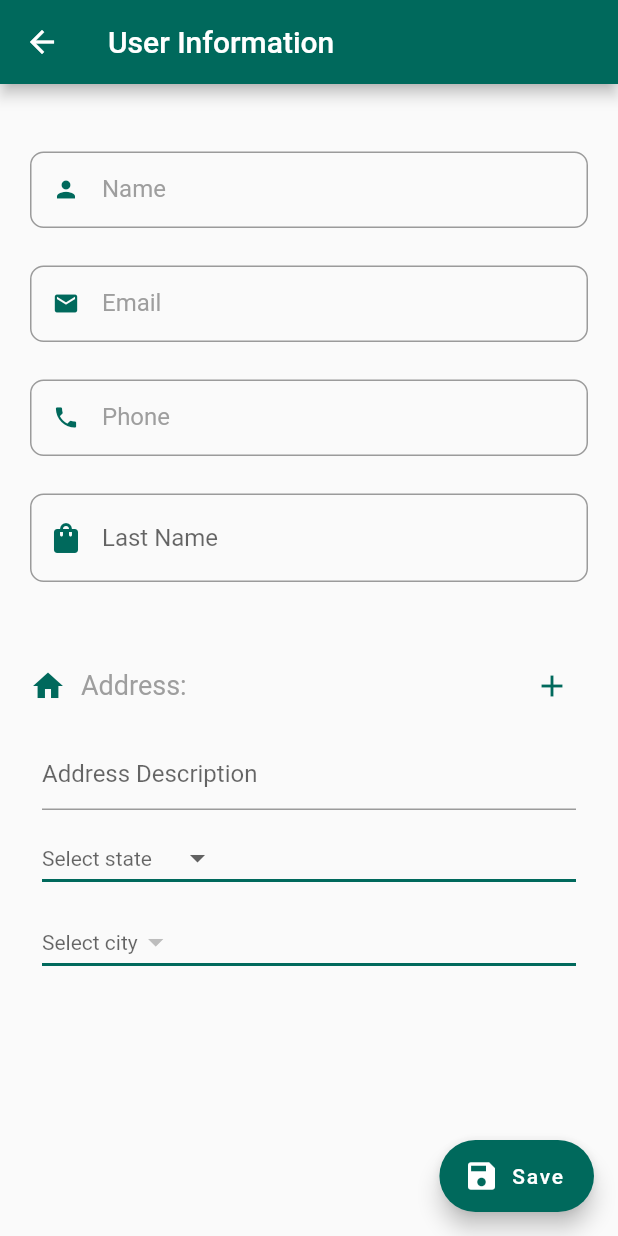
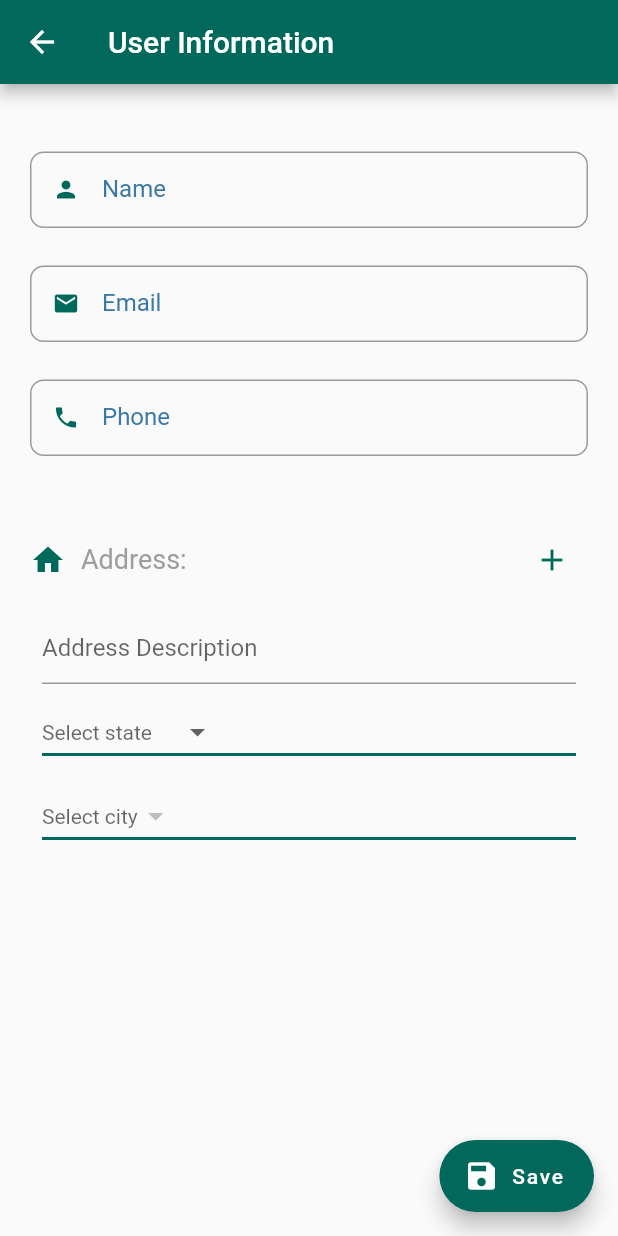
Before and after one commit to Reem395/ITI_NewShopApp_Graduation, a Flutter app: the UserFullInfo screen opened directly, on a phone screen of 412 x 824 dp. Run offline on Flutter 3.47's test engine with Material 2 defaults, Android fonts, the phone set to English and light mode, and no system bars; our stand-ins replace bloc, cloud_firestore, conditional_builder_null_safety, dio, firebase_auth, firebase_core and 6 more; missing offline and left inert: flutter_facebook_auth; accounts and stored records are empty.

Commit message:
main edited

```diff
--- a/lib/ViewModels/Components.dart
+++ b/lib/ViewModels/Components.dart
@@ -10,16 +10,16 @@ Widget defaultTextFormField(
     {@required String? label,
     @required TextEditingController? controller,
     @required String? Function(String?)? validate,
-    @required Function()? onTap,
-    @required FocusNode? myFocusNode,
+    // @required Function()? onTap,
+    // @required FocusNode? myFocusNode,
     IconData? prefix,
     IconData? suffix,
     TextInputType? keyboard,
     bool password = false,
-    double borderRaduis=0,
+    double borderRaduis = 0,
     Function()? changePassword,
     Function()? onEditingComplate,
-
+    Color? labelColor,
     bool readOnly = false}) {
   return TextFormField(
     keyboardType: keyboard,
@@ -28,27 +28,35 @@ Widget defaultTextFormField(
     obscureText: password,
     readOnly: readOnly,
     onEditingComplete: onEditingComplate,
-    focusNode: myFocusNode,
+    // focusNode: myFocusNode,
     cursorColor: defaultColor,
     decoration: InputDecoration(
       fillColor: Colors.grey[200],
-      focusedBorder: OutlineInputBorder(borderSide: BorderSide(color: defaultColor)),
+      focusedBorder:
+          OutlineInputBorder(borderSide: BorderSide(color: defaultColor)),
       isDense: true,
-      // label: Text(label!),
       labelText: label,
-       labelStyle: TextStyle(
-        color: myFocusNode!.hasFocus ? defaultColor : Colors.grey
+      //  labelStyle: TextStyle(
+      //   color: myFocusNode!.hasFocus ? defaultColor : Colors.grey
+      // ),
+      prefixIcon: Icon(
+        prefix,
+        color: defaultColor,
       ),
-      prefixIcon: Icon(prefix,color: defaultColor,),
       suffixIcon: GestureDetector(
-        child: Icon(suffix,color: defaultColor,),
+        child: Icon(
+          suffix,
+          color: defaultColor,
+        ),
         onTap: changePassword,
       ),
-      border:
-          OutlineInputBorder(borderSide: BorderSide(color: defaultColor,),
+      border: OutlineInputBorder(
+          borderSide: BorderSide(
+            color: defaultColor,
+          ),
           borderRadius: BorderRadius.all(Radius.circular(borderRaduis))),
     ),
-    onTap: onTap,
+    // onTap: onTap,
   );
 }
 
@@ -94,7 +102,6 @@ Future<dynamic> navigateAndReplace(BuildContext context, Widget screen) {
       context, MaterialPageRoute(builder: (context) => screen));
 }
 
-
 /*Widget buildBanner(ShopHomeModel? homeModel) {
   return Padding(
     padding: const EdgeInsets.only(top: 20),
@@ -111,7 +118,7 @@ Future<dynamic> navigateAndReplace(BuildContext context, Widget screen) {
   );
 }*/
 
- //Widget buildCatItem(BuildContext context, int index) {
+//Widget buildCatItem(BuildContext context, int index) {
 //   return Row(
 //     children: [Image(image: NetworkImage(ShopCubit.get(context).categoryModel!.data.data[index].image),
 //       fit: BoxFit.cover,
@@ -127,7 +134,6 @@ Future<dynamic> navigateAndReplace(BuildContext context, Widget screen) {
 //     ],
 //   );
 // }
-
 
 /*ListView buildSearchList(SearchModel model, bool favColor) {
   return ListView.separated(
@@ -185,7 +191,7 @@ Future<dynamic> navigateAndReplace(BuildContext context, Widget screen) {
                               decoration: TextDecoration.lineThrough),
                         ),
                       Spacer(),
-                      *//*IconButton(
+                      */ /*IconButton(
                             onPressed: () {
                               favColor = !favColor;
                               ShopCubit.get(context).changeFavourites(
@@ -198,7 +204,7 @@ Future<dynamic> navigateAndReplace(BuildContext context, Widget screen) {
                                     ? Icons.favorite
                                     : Icons.favorite_outline),
                             color: Colors.red,
-                          ),*//*
+                          ),*/ /*
                     ],
                   )
                 ],
@@ -227,7 +233,7 @@ AppBar ShopSearchAppbar(context) {
     actions: [
       IconButton(
           onPressed: () {
-           // navigateTo(context, SearchScreen());
+            // navigateTo(context, SearchScreen());
           },
           icon: const Icon(Icons.search))
     ],
--- a/lib/Views/UserScreens/UserFullInfo.dart
+++ b/lib/Views/UserScreens/UserFullInfo.dart
@@ -1,5 +1,6 @@
 import 'package:flutter/cupertino.dart';
 import 'package:flutter/material.dart';
+import 'package:shop_app/Views/UserScreens/orderReview.dart';
 
 import '../../ViewModels/AddressData/AddressData.dart';
 import '../../ViewModels/Components.dart';
@@ -17,9 +18,7 @@ class _UserFullInfoState extends State<UserFullInfo> {
   String? secondaryState;
   String? primaryCity;
   String? secondaryCity;
-  late FocusNode _nameFocusNode;
-  late FocusNode _emailFocusNode;
-  late FocusNode _phoneFocusNode;
+  // late FocusNode _nameFocusNode;
   var nameController = TextEditingController();
   var emailController = TextEditingController();
   var phoneController = TextEditingController();
@@ -29,21 +28,17 @@ class _UserFullInfoState extends State<UserFullInfo> {
   // var primaryBuildingController = TextEditingController();
 
   bool secondaryAddressExisted = false;
-  @override
-  void initState() {
-    super.initState();
-    _nameFocusNode = FocusNode();
-    _emailFocusNode = FocusNode();
-    _phoneFocusNode = FocusNode();
-  }
+  // @override
+  // void initState() {
+  //   super.initState();
+  //   _nameFocusNode = FocusNode();
+  // }
 
-  @override
-  void dispose() {
-    _nameFocusNode.dispose();
-    _emailFocusNode.dispose();
-    _phoneFocusNode.dispose();
-    super.dispose();
-  }
+  // @override
+  // void dispose() {
+  //   _nameFocusNode.dispose();
+  //   super.dispose();
+  // }
 
   @override
   Widget build(BuildContext context) {
@@ -57,12 +52,24 @@ class _UserFullInfoState extends State<UserFullInfo> {
         padding: const EdgeInsets.all(20.0),
         child: SingleChildScrollView(
           child: Column(
-
-            // mainAxisAlignment: MainAxisAlignment.spaceEvenly,
             children: [
               const SizedBox(
                 height: 25,
               ),
+              // defaultTextFormField(
+              //     label: 'Name',
+              //     controller: nameController,
+              //     validate: (String? value) {
+              //       if (value!.isEmpty) {
+              //         return "Name is Required";
+              //       }
+              //       return null;
+              //     },
+              //     prefix: Icons.person,
+              //     borderRaduis: 9,
+              //     myFocusNode: _nameFocusNode,
+              //     onTap: _requestFocus),
+
               defaultTextFormField(
                 label: 'Name',
                 controller: nameController,
@@ -74,8 +81,7 @@ class _UserFullInfoState extends State<UserFullInfo> {
                 },
                 prefix: Icons.person,
                 borderRaduis: 9,
-                  myFocusNode: _nameFocusNode,
-                  onTap: _requestFocus),
+              ),
 
               const SizedBox(
                 height: 25,
@@ -92,8 +98,7 @@ class _UserFullInfoState extends State<UserFullInfo> {
                 },
                 prefix: Icons.email,
                 borderRaduis: 9,
-                  myFocusNode: _emailFocusNode,
-                  onTap: _emailrequestFocus),
+              ),
 
               const SizedBox(
                 height: 25,
@@ -110,38 +115,8 @@ class _UserFullInfoState extends State<UserFullInfo> {
                 },
                 prefix: Icons.phone,
                 borderRaduis: 9,
-                  myFocusNode: _phoneFocusNode,
-                  onTap: _phonerequestFocus),
+              ),
 
-              const SizedBox(
-                height: 25,
-              ),
-              TextFormField(
-                controller: phoneController,
-                decoration: InputDecoration(
-                    prefixIcon: Icon(
-                      Icons.shopping_bag,
-                      color: defaultColor,
-                    ),
-                    focusedBorder: UnderlineInputBorder(
-                      borderSide: BorderSide(color: defaultColor, width: 2),
-                    ),
-                    border: OutlineInputBorder(
-                      borderRadius: BorderRadius.all(Radius.circular(9)),
-                      borderSide: BorderSide(
-                        color: defaultColor,
-                      ),
-                    ),
-                    focusColor: defaultColor,
-                    hintText: "Last Name"),
-                cursorColor: defaultColor,
-              ),
-              // TextField(
-              //   decoration: InputDecoration(
-              //     labelText: 'phone',
-              //     labelStyle: TextStyle(
-              //       color: defaultColor, //<-- SEE HERE
-              //     ),),),
               const SizedBox(
                 height: 45,
               ),
@@ -159,7 +134,7 @@ class _UserFullInfoState extends State<UserFullInfo> {
                               Icons.home,
                               color: defaultColor,
                             ),
-                            SizedBox(
+                            const SizedBox(
                               width: 10,
                             ),
                             const Text(
@@ -187,13 +162,6 @@ class _UserFullInfoState extends State<UserFullInfo> {
                     ),
                   ),
                   Container(
-                    // width: double.infinity,
-                    // decoration: BoxDecoration(
-                    //   shape: BoxShape.rectangle,
-                    //   borderRadius: BorderRadius.circular(8),
-                    //   border: Border.all(color: Colors.black38),
-                    //   //  color: Colors.white,
-                    // ),
                     child: Padding(
                       padding: const EdgeInsets.all(8.0),
                       child: Column(
@@ -306,8 +274,8 @@ class _UserFullInfoState extends State<UserFullInfo> {
                                     ),
                                     const Text(
                                       "Secondary Address: ",
-                              style:
-                                  TextStyle(fontSize: 18, color: Colors.grey),
+                                      style: TextStyle(
+                                          fontSize: 18, color: Colors.grey),
                                     ),
                                   ],
                                 ),
@@ -414,7 +382,12 @@ class _UserFullInfoState extends State<UserFullInfo> {
         ),
       ),
       floatingActionButton: FloatingActionButton.extended(
-        onPressed: () {},
+        onPressed: () {
+          Navigator.push(
+            context,
+            MaterialPageRoute(builder: (context) => const orderReviewScreen()),
+          );
+        },
         label: Text("Save"),
         icon: Icon(Icons.save),
         backgroundColor: defaultColor,
@@ -422,21 +395,9 @@ class _UserFullInfoState extends State<UserFullInfo> {
     );
   }
 
-  void _requestFocus() {
-    setState(() {
-      FocusScope.of(context).requestFocus(_nameFocusNode);
-    });
+  // void _requestFocus() {
+  //   setState(() {
+  //     FocusScope.of(context).requestFocus(_nameFocusNode);
+  //   });
+  // }
 }
-
-  void _emailrequestFocus() {
-    setState(() {
-      FocusScope.of(context).requestFocus(_emailFocusNode);
-    });
-  }
-
-  void _phonerequestFocus() {
-    setState(() {
-      FocusScope.of(context).requestFocus(_phoneFocusNode);
-    });
-  }
-}
```
Also changed, not shown: lib/main.dart (+4 -6 lines). Lines whose indentation alone changed are shown as unchanged.
